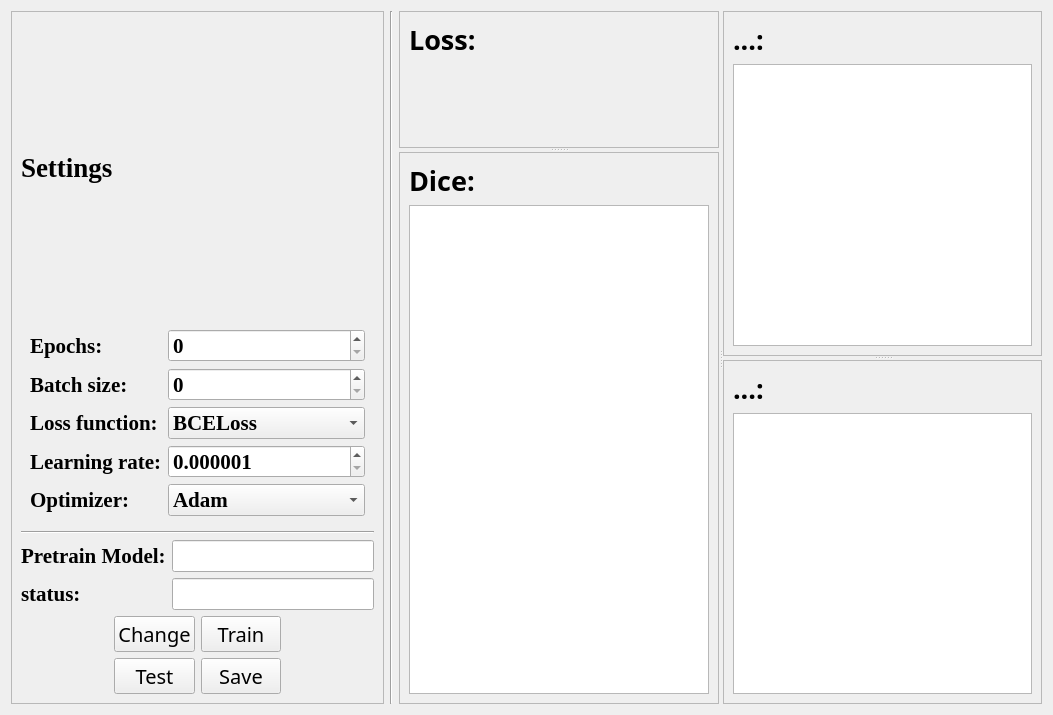
Qt form projectFiles/UI/static/trainTab.ui (kaoxing/seg) before a commit.
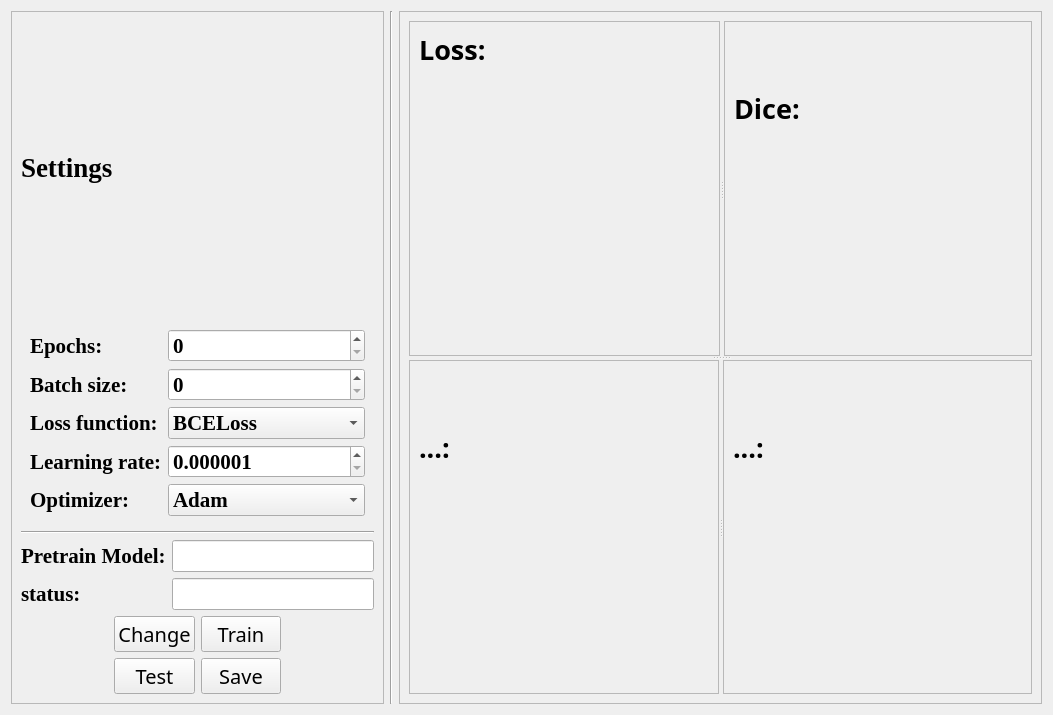
The same form after that commit. Custom widgets are drawn as their Qt base class.

Commit message: dice可视化

```diff
--- a/projectFiles/UI/static/trainTab.ui
+++ b/projectFiles/UI/static/trainTab.ui
@@ -13,7 +13,7 @@
   <property name="windowTitle">
    <string>trainTab</string>
   </property>
-  <layout class="QHBoxLayout" name="horizontalLayout" stretch="1,0,2">
+  <layout class="QHBoxLayout" name="horizontalLayout_3" stretch="2,0,5">
    <item>
     <widget class="QFrame" name="frame">
      <property name="frameShape">
@@ -452,14 +452,23 @@
     </widget>
    </item>
    <item>
-    <widget class="QSplitter" name="splitter_6">
-     <property name="orientation">
-      <enum>Qt::Horizontal</enum>
+    <widget class="QFrame" name="frame_2">
+     <property name="frameShape">
+      <enum>QFrame::StyledPanel</enum>
      </property>
+     <property name="frameShadow">
+      <enum>QFrame::Raised</enum>
+     </property>
+     <layout class="QHBoxLayout" name="horizontalLayout">
+      <item>
      <widget class="QSplitter" name="splitter_3">
       <property name="orientation">
        <enum>Qt::Vertical</enum>
       </property>
+        <widget class="QSplitter" name="splitter">
+         <property name="orientation">
+          <enum>Qt::Horizontal</enum>
+         </property>
       <widget class="QFrame" name="frame_3">
        <property name="frameShape">
         <enum>QFrame::StyledPanel</enum>
@@ -514,48 +523,15 @@
          </widget>
         </item>
         <item>
-         <widget class="QGraphicsView" name="graphicsView_2">
-          <property name="enabled">
-           <bool>true</bool>
-          </property>
-         </widget>
+            <widget class="diceWidget" name="widget_dice" native="true"/>
         </item>
        </layout>
       </widget>
      </widget>
-     <widget class="QSplitter" name="splitter_4">
+        <widget class="QSplitter" name="splitter_2">
       <property name="orientation">
-       <enum>Qt::Vertical</enum>
-      </property>
-      <widget class="QFrame" name="frame_5">
-       <property name="frameShape">
-        <enum>QFrame::StyledPanel</enum>
-       </property>
-       <property name="frameShadow">
-        <enum>QFrame::Raised</enum>
-       </property>
-       <layout class="QVBoxLayout" name="verticalLayout_12">
-        <item>
-         <widget class="QLabel" name="label_18">
-          <property name="font">
-           <font>
-            <family>宋体</family>
-            <pointsize>20</pointsize>
-            <weight>75</weight>
-            <italic>false</italic>
-            <bold>true</bold>
-           </font>
-          </property>
-          <property name="text">
-           <string>...:</string>
-          </property>
-         </widget>
-        </item>
-        <item>
-         <widget class="QGraphicsView" name="graphicsView_3"/>
-        </item>
-       </layout>
-      </widget>
+          <enum>Qt::Horizontal</enum>
+         </property>
       <widget class="QFrame" name="frame_6">
        <property name="frameShape">
         <enum>QFrame::StyledPanel</enum>
@@ -581,11 +557,43 @@
          </widget>
         </item>
         <item>
-         <widget class="QGraphicsView" name="graphicsView_4"/>
+            <widget class="QWidget" name="widget" native="true"/>
         </item>
        </layout>
       </widget>
-     </widget>
+         <widget class="QFrame" name="frame_5">
+          <property name="frameShape">
+           <enum>QFrame::StyledPanel</enum>
+          </property>
+          <property name="frameShadow">
+           <enum>QFrame::Raised</enum>
+          </property>
+          <layout class="QVBoxLayout" name="verticalLayout_12">
+           <item>
+            <widget class="QLabel" name="label_18">
+             <property name="font">
+              <font>
+               <family>宋体</family>
+               <pointsize>20</pointsize>
+               <weight>75</weight>
+               <italic>false</italic>
+               <bold>true</bold>
+              </font>
+             </property>
+             <property name="text">
+              <string>...:</string>
+             </property>
+            </widget>
+           </item>
+           <item>
+            <widget class="QWidget" name="widget_2" native="true"/>
+           </item>
+          </layout>
+         </widget>
+        </widget>
+       </widget>
+      </item>
+     </layout>
     </widget>
    </item>
   </layout>
@@ -594,7 +602,13 @@
   <customwidget>
    <class>lossWidget</class>
    <extends>QWidget</extends>
-   <header>UI/lossWidget.h</header>
+   <header>UI/Widgets/lossWidget.h</header>
+   <container>1</container>
+  </customwidget>
+  <customwidget>
+   <class>diceWidget</class>
+   <extends>QWidget</extends>
+   <header>UI/Widgets/diceWidget.h</header>
    <container>1</container>
   </customwidget>
  </customwidgets>
```
Left out of the diff: 2 changed lines with no effect on the pictures. Lines whose indentation alone changed are shown as unchanged. The commit also changes 7 other files.
